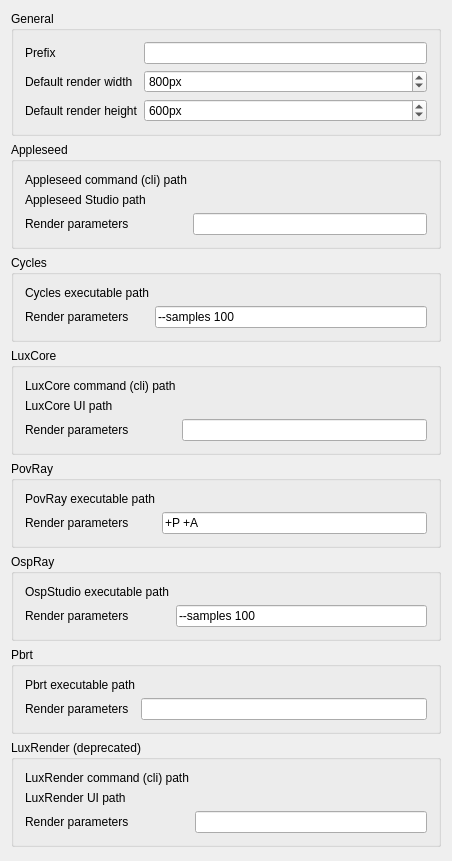
First picture: the form in Render/resources/ui/RenderSettings.ui, repository FreeCAD/FreeCAD-render, before the edit.
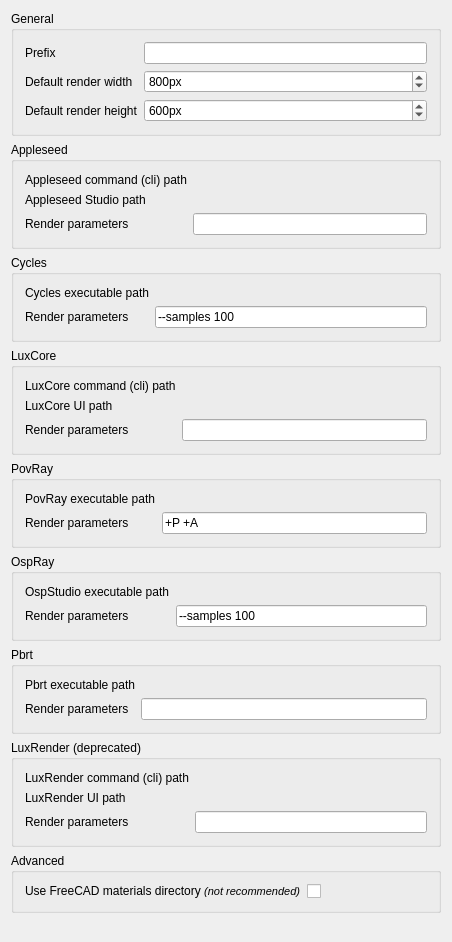
Second picture: the form after the edit. Custom widgets are drawn as their Qt base class.

Commit message: Add 'include FreeCAD materials directory' checkbox in settings UI

```diff
--- a/Render/resources/ui/RenderSettings.ui
+++ b/Render/resources/ui/RenderSettings.ui
@@ -7,7 +7,7 @@
     <x>0</x>
     <y>0</y>
     <width>452</width>
-    <height>861</height>
+    <height>942</height>
    </rect>
   </property>
   <property name="windowTitle">
@@ -587,7 +587,7 @@
      </layout>
     </widget>
    </item>
-   <item row="9" column="1">
+   <item row="10" column="1">
     <spacer>
      <property name="locale">
       <locale language="English" country="UnitedStates"/>
@@ -651,7 +651,42 @@
          <string notr="true"/>
         </property>
         <property name="prefEntry" stdset="0">
-         <cstring>PbrtParameters</cstring>
+         <cstring>OspParameters</cstring>
+        </property>
+        <property name="prefPath" stdset="0">
+         <cstring>Mod/Render</cstring>
+        </property>
+       </widget>
+      </item>
+     </layout>
+    </widget>
+   </item>
+   <item row="9" column="1">
+    <widget class="QGroupBox" name="groupBox_9">
+     <property name="locale">
+      <locale language="English" country="UnitedStates"/>
+     </property>
+     <property name="title">
+      <string>Advanced</string>
+     </property>
+     <layout class="QGridLayout" name="gridLayout_8">
+      <item row="1" column="0">
+       <widget class="QLabel" name="label_23">
+        <property name="locale">
+         <locale language="English" country="UnitedStates"/>
+        </property>
+        <property name="text">
+         <string>&lt;html&gt;&lt;head/&gt;&lt;body&gt;&lt;p&gt;Use FreeCAD materials directory &lt;span style=&quot; font-size:8pt; font-style:italic;&quot;&gt;(not recommended)&lt;/span&gt;&lt;/p&gt;&lt;/body&gt;&lt;/html&gt;</string>
+        </property>
+       </widget>
+      </item>
+      <item row="1" column="2">
+       <widget class="Gui::PrefCheckBox" name="checkBox_3">
+        <property name="text">
+         <string/>
+        </property>
+        <property name="prefEntry" stdset="0">
+         <cstring>UseFCDMaterials</cstring>
         </property>
         <property name="prefPath" stdset="0">
          <cstring>Mod/Render</cstring>
@@ -685,6 +720,11 @@
    <extends>QLineEdit</extends>
    <header>Gui/PrefWidgets.h</header>
   </customwidget>
+  <customwidget>
+   <class>Gui::PrefCheckBox</class>
+   <extends>QCheckBox</extends>
+   <header>Gui/PrefWidgets.h</header>
+  </customwidget>
  </customwidgets>
  <resources/>
  <connections/>
```
Left out of the diff: 486 changed lines with no effect on the pictures. The commit also changes 1 other file.
